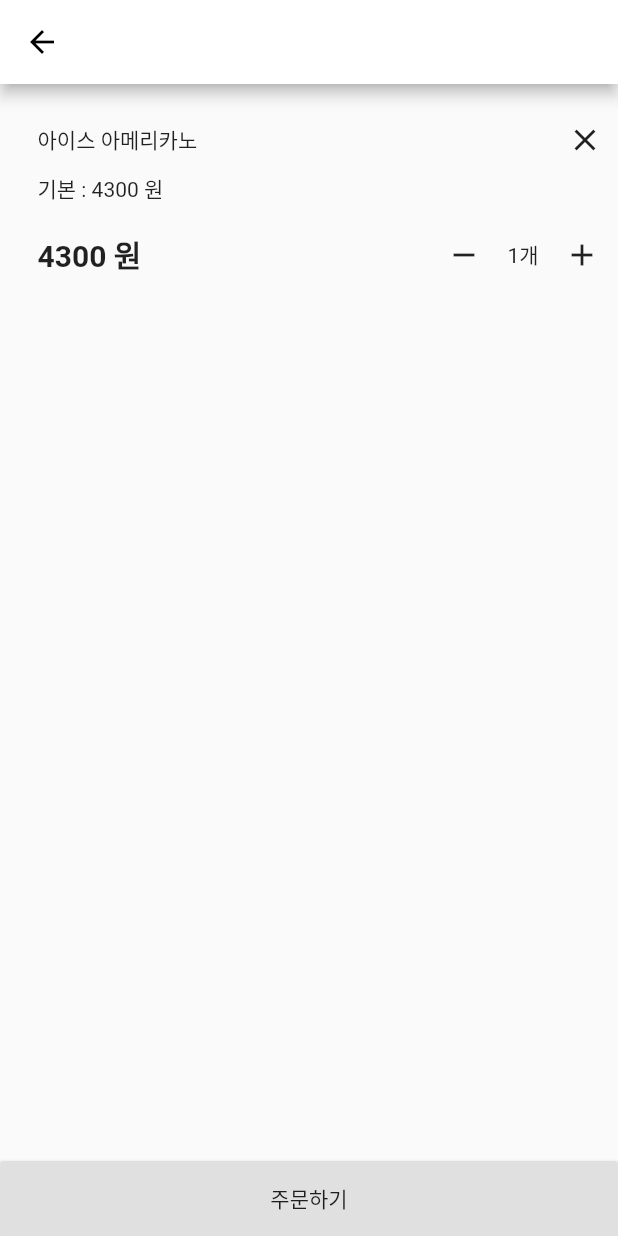
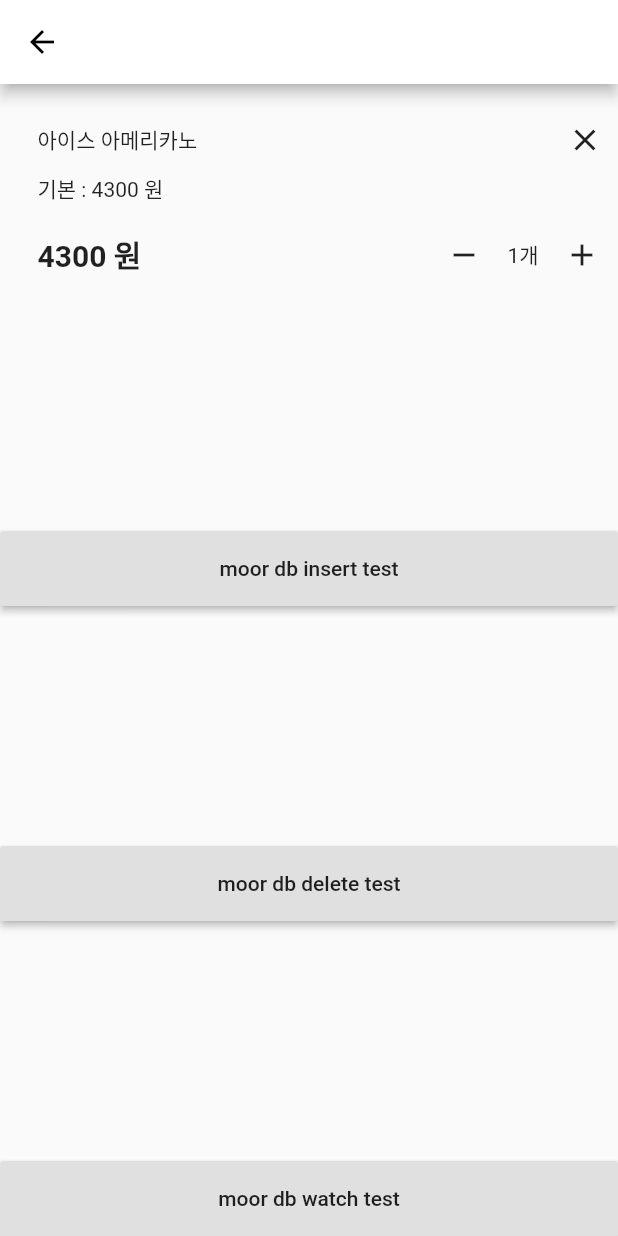
Before and after one commit to ungchun/capstoneDesignCustomer, a Flutter app: the OrderCart screen opened directly, on a phone screen of 412 x 824 dp. Run offline on Flutter 3.47's test engine with Material 2 defaults, Android fonts, the phone set to English and light mode, and no system bars; our stand-ins replace cloud_firestore, firebase_core, flutter_swiper, google_maps_flutter, moor_flutter; accounts and stored records are empty; generated files the repository leaves out were written again.

Commit message:
20201016_2

```diff
--- a/capstone_customer/lib/data/moor_database.dart
+++ b/capstone_customer/lib/data/moor_database.dart
@@ -18,10 +18,15 @@ class AppDatabase extends _$AppDatabase {
   @override
   int get schemaVersion => 1;
 
-  Future<List<Order>> getAllProducts() => select(orders).get();
-  Stream<List<Order>> watchProducts() => select(orders).watch();
-  Future insertProduct(Order order) => into(orders).insert(order);
-  Future updateProduct(Order order) => update(orders).replace(order);
-  Future deleteProduct(Order order) => delete(orders).delete(order);
-  deleteAllProduct() => delete(orders).go();
+  Future<List<Order>> getAllOrders() => select(orders).get();
+  Stream<List<Order>> watchOrders() => select(orders).watch();
+  Future insertOrder(Order order) => into(orders).insert(order);
+  Future updateOrder(Order order) => update(orders).replace(order);
+  Future deleteOrder(Order order) => delete(orders).delete(order);
+  deleteAllOrder() => delete(orders).go();
 }
+
+AppDatabase moor;
+AppDatabase get getMoordb {
+  return moor ??= AppDatabase();
+}
--- a/capstone_customer/lib/order/orderCart.dart
+++ b/capstone_customer/lib/order/orderCart.dart
@@ -1,3 +1,5 @@
+import 'package:capstone_customer/data/moor_database.dart';
+import 'package:capstone_customer/order/orderWidget.dart';
 import 'package:flutter/material.dart';
 
 class OrderCart extends StatefulWidget {
@@ -6,6 +8,14 @@ class OrderCart extends StatefulWidget {
 }
 
 class _OrderCartState extends State<OrderCart> {
+  Order order = Order(cafeID: "1", count: "count 2", name: "아메리카노", price: "1000원");
+  Stream stream = getMoordb.watchOrders();
+
+  @override
+  void initState() {
+    super.initState();
+  }
+
   @override
   Widget build(BuildContext context) {
     return Scaffold(
@@ -90,13 +100,35 @@ class _OrderCartState extends State<OrderCart> {
                   ));
             },
           ),
+
+          // insert 잘 들어가는거 같은데 watch 하려면 streambuilder 써야하니까 값 넘겨받아서 test 한번 해보기
           SizedBox(
             width: double.infinity,
             height: 50,
             child: RaisedButton(
-              child: Text("주문하기"),
+              child: Text("moor db insert test"),
               onPressed: () {
-
+                getMoordb.insertOrder(order);
+              },
+            ),
+          ),
+          SizedBox(
+            width: double.infinity,
+            height: 50,
+            child: RaisedButton(
+              child: Text("moor db delete test"),
+              onPressed: () {
+                getMoordb.deleteAllOrder();
+              },
+            ),
+          ),
+          SizedBox(
+            width: double.infinity,
+            height: 50,
+            child: RaisedButton(
+              child: Text("moor db watch test"),
+              onPressed: () {
+                print(stream);
               },
             ),
           )
```
Also changed, not shown: capstone_customer/lib/data/moor_database.g.dart.
